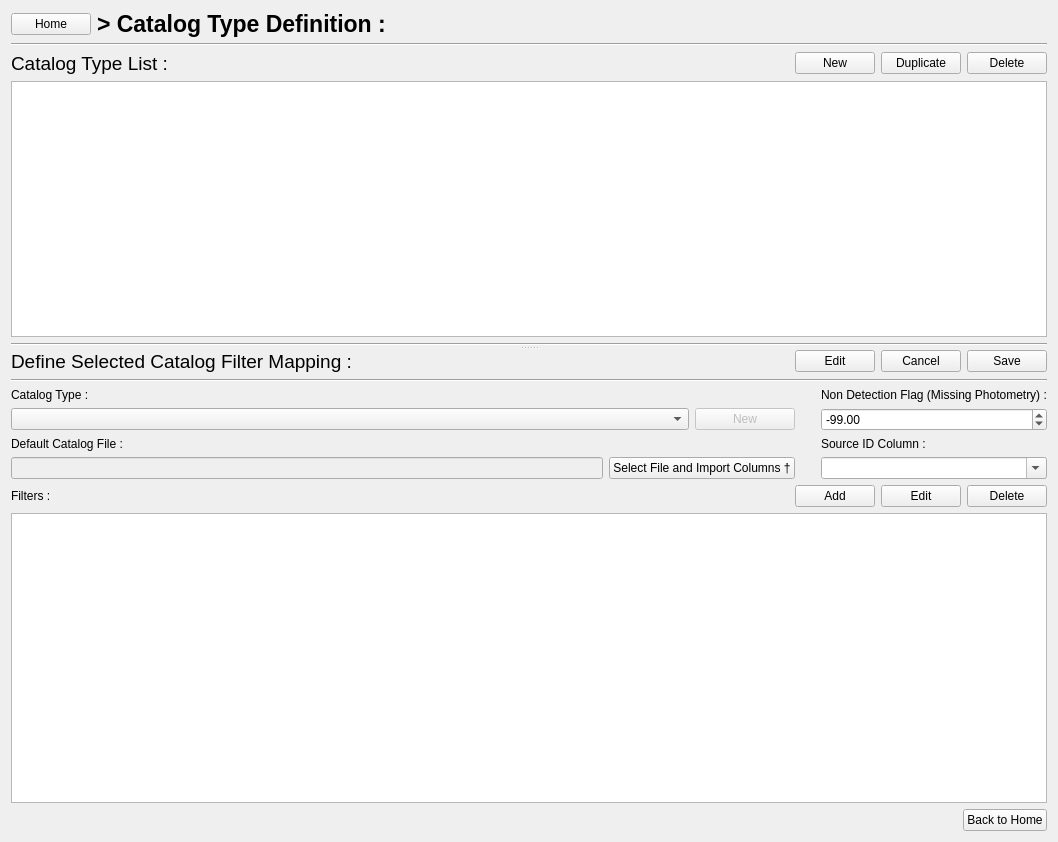
Above: PhzQtUI/auxdir/PhzQtUI/FormSurveyMapping.ui from astrorama/Phosphoros before the change. Below: the same form after it.
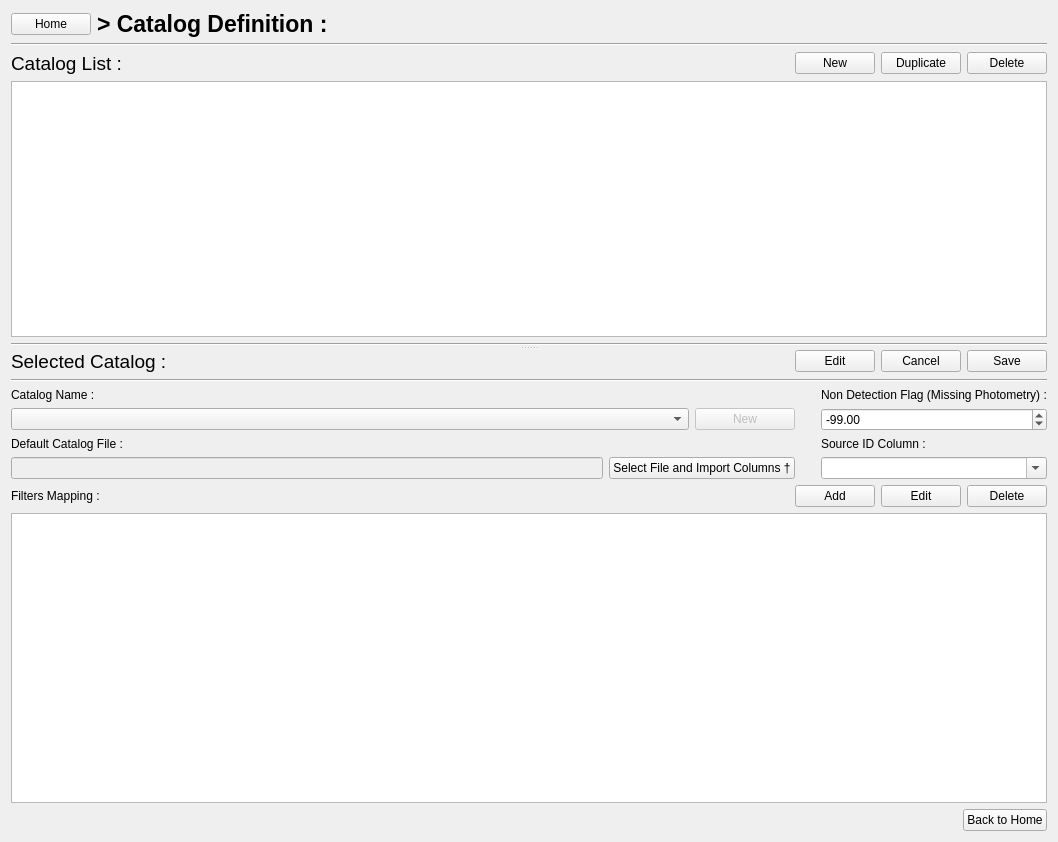
That is the form after the change.

Commit message: - Add list of value as an alternate way to provide redshift and E(B-V) values - enable edition on double-click in the grids [Redmine Issue #10556]

Diff of the .ui file:
```diff
--- a/PhzQtUI/auxdir/PhzQtUI/FormSurveyMapping.ui
+++ b/PhzQtUI/auxdir/PhzQtUI/FormSurveyMapping.ui
@@ -33,7 +33,7 @@
         </font>
        </property>
        <property name="text">
-        <string>&gt; Catalog Type Definition :</string>
+        <string>&gt; Catalog Definition :</string>
        </property>
       </widget>
      </item>
@@ -76,7 +76,7 @@
             </font>
            </property>
            <property name="text">
-            <string>Catalog Type List :</string>
+            <string>Catalog List :</string>
            </property>
           </widget>
          </item>
@@ -159,7 +159,7 @@
             </font>
            </property>
            <property name="text">
-            <string>Define Selected Catalog Filter Mapping :</string>
+            <string>Selected Catalog :</string>
            </property>
           </widget>
          </item>
@@ -288,7 +288,7 @@
          <item row="0" column="0">
           <widget class="QLabel" name="label_17">
            <property name="text">
-            <string>Catalog Type :</string>
+            <string>Catalog Name :</string>
            </property>
           </widget>
          </item>
@@ -334,7 +334,7 @@
          <item>
           <widget class="QLabel" name="label_16">
            <property name="text">
-            <string>Filters :</string>
+            <string>Filters Mapping :</string>
            </property>
           </widget>
          </item>
```
The commit also changes 18 other files.
